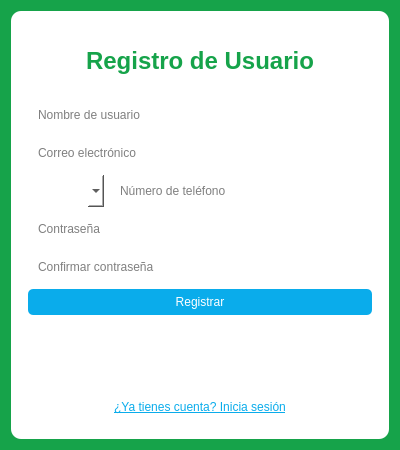
decinx1/Sistema-hidrop-nico-Monitoreado, file Login/ui_register.ui: the form before one commit.
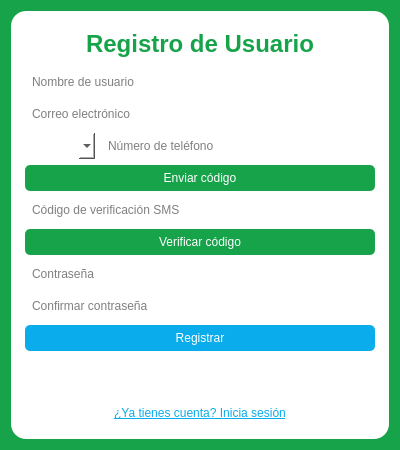
The form after the commit.

Commit message: Se agrego el token para la verificacion de sms

What changed in the file:
```diff
--- a/Login/ui_register.ui
+++ b/Login/ui_register.ui
@@ -17,7 +17,7 @@
    <item>
     <widget class="QFrame" name="frame">
      <property name="styleSheet">
-      <string notr="true">background-color: #FFFFFF; border-radius: 10px; padding: 8px;</string>
+      <string notr="true">background-color: #FFFFFF; border-radius: 15px; padding: 5px;</string>
      </property>
      <layout class="QVBoxLayout" name="frameLayout">
       <item>
@@ -61,6 +61,33 @@
         </item>
        </layout>
       </item>
+      <item>
+       <widget class="QPushButton" name="pushButton_enviar_codigo">
+        <property name="text">
+         <string>Enviar código</string>
+        </property>
+        <property name="styleSheet">
+         <string notr="true">background-color: #16A34A; color: white; border-radius: 5px; padding: 6px;</string>
+        </property>
+       </widget>
+      </item>
+      <item>
+       <widget class="QLineEdit" name="lineEdit_codigo_verificacion">
+        <property name="placeholderText">
+         <string>Código de verificación SMS</string>
+        </property>
+       </widget>
+      </item>
+      <item>
+       <widget class="QPushButton" name="pushButton_verificar_codigo">
+        <property name="text">
+         <string>Verificar código</string>
+        </property>
+        <property name="styleSheet">
+         <string notr="true">background-color: #16A34A; color: white; border-radius: 5px; padding: 6px;</string>
+        </property>
+       </widget>
+      </item>
       <item>
        <widget class="QLineEdit" name="lineEdit_contraseña">
         <property name="placeholderText">
```
The commit also changes 7 other files.
